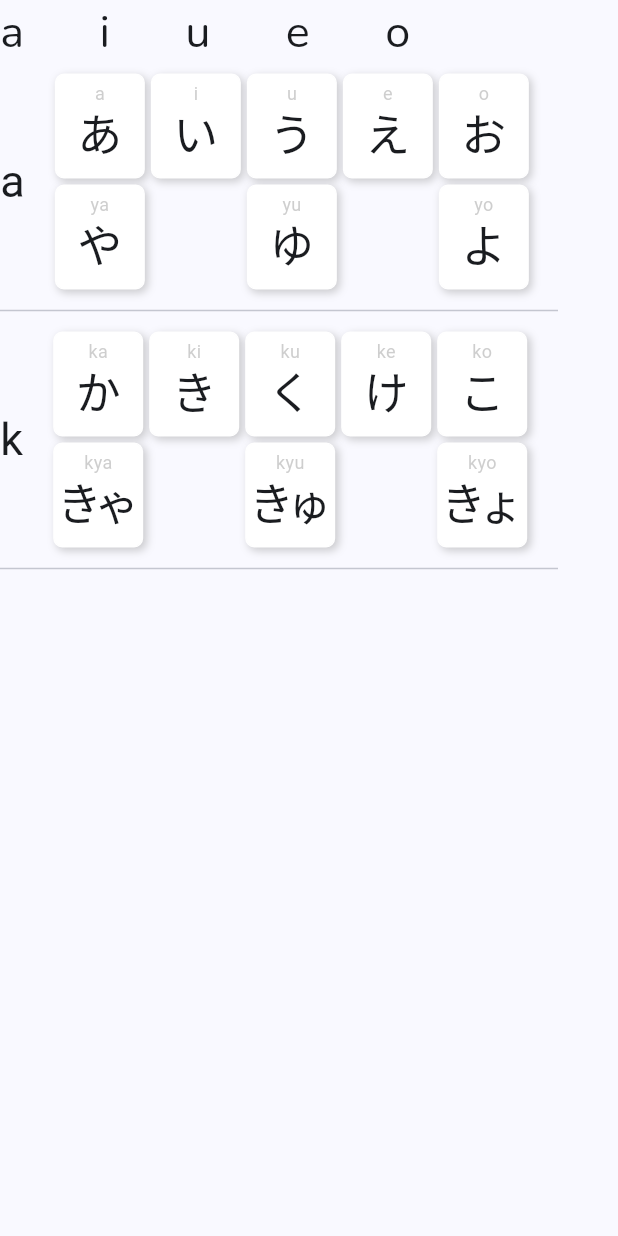
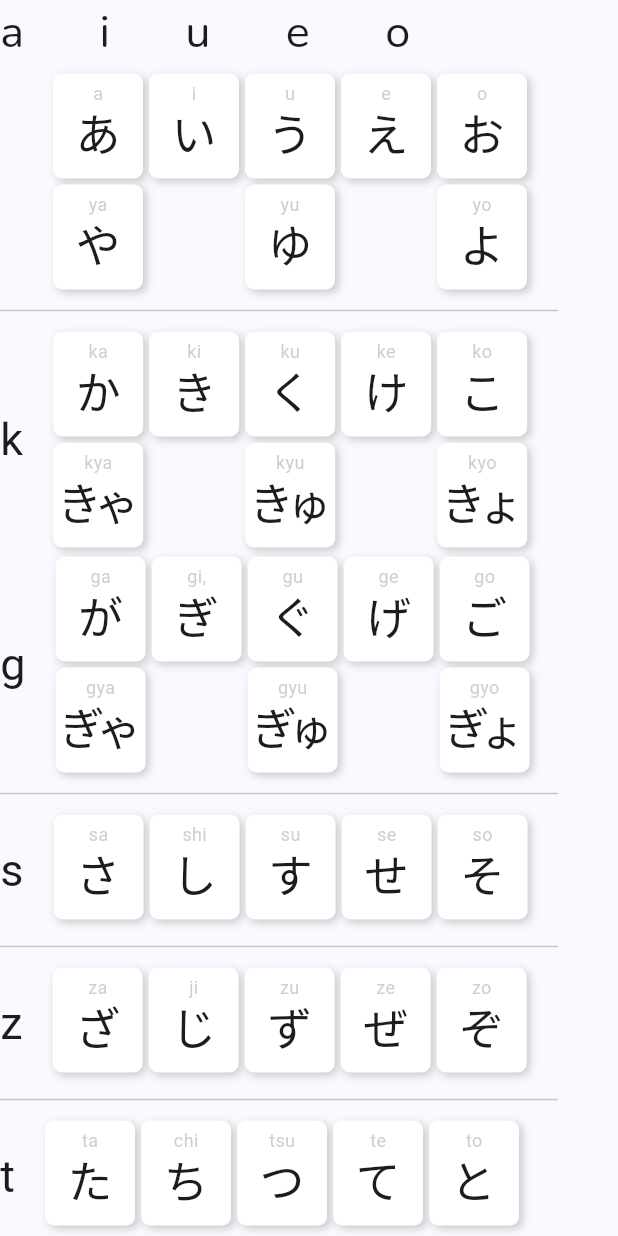
Before and after one commit to vitaliiboiko360/ltrainer, a Flutter app: the HiraganaTable screen opened directly, on a phone screen of 412 x 824 dp. Run offline on Flutter 3.47's test engine with Material 3 defaults, Android fonts, the phone set to English and light mode, and no system bars; our stand-ins replace flutter_animate, video_player; missing offline and left inert: pointer_interceptor, pointer_interceptor_web, scribble.

Commit message:
fill table data

```diff
--- a/lib/src/hiragana/hiragana_table.dart
+++ b/lib/src/hiragana/hiragana_table.dart
@@ -21,7 +21,7 @@ class _HiraganaTableState extends State<HiraganaTable> {
           children: <Widget>[
             TopHeader(),
             SoundBlock(
-              sound: 'a',
+              sound: '  ',
               hiraganaArray: ['あ', 'a', 'い', 'i', 'う', 'u', 'え', 'e', 'お', 'o'],
               hiraganaArraySecond: ['や', 'ya', 'ゆ', 'yu', 'よ', 'yo'],
             ),
@@ -42,64 +42,70 @@ class _HiraganaTableState extends State<HiraganaTable> {
               ],
               hiraganaArraySecond: ['きゃ', 'kya', 'きゅ', 'kyu', 'きょ', 'kyo'],
             ),
+            SoundBlock(
+              sound: 'g',
+              hiraganaArray: [
+                'が',
+                'ga',
+                'ぎ',
+                'gi,',
+                'ぐ',
+                'gu',
+                'げ',
+                'ge',
+                'ご',
+                'go',
+              ],
+              hiraganaArraySecond: ['ぎゃ', 'gya', 'ぎゅ', 'gyu', 'ぎょ', 'gyo'],
+            ),
             Divider(endIndent: 40),
-            // TableLine(hiraganaArray: makeHiraganaArray()),
-            // TableLine(hiraganaArray: makeHiraganaArray()),
-            // TableLine(
-            //   hiraganaArray: makeHiraganaArray([
-            //     'が',
-            //     'ga',
-            //     'ぎ',
-            //     'gi,',
-            //     'ぐ',
-            //     'gu',
-            //     'げ',
-            //     'ge',
-            //     'ご',
-            //     'go',
-            //   ]),
-            // ),
-            // TableLine(
-            //   hiraganaArray: makeHiraganaArray([
-            //     'さ',
-            //     'sa',
-            //     'し',
-            //     'shi',
-            //     'す',
-            //     'su',
-            //     'せ',
-            //     'se',
-            //     'そ',
-            //     'so',
-            //   ]),
-            // ),
-            // TableLine(
-            //   hiraganaArray: makeHiraganaArray([
-            //     'ざ',
-            //     'za',
-            //     'じ',
-            //     'ji',
-            //     'ず',
-            //     'zu',
-            //     'ぜ',
-            //     'ze',
-            //     'ぞ',
-            //     'zo',
-            //   ]),
-            // ),
-            // TableLine(
-            //   hiraganaArray: makeHiraganaArray([
-            //     'た',
-            //     'ta',
-            //     'ち',
-            //     'chi',
-            //     'つ',
-            //     'tsu',
-            //     'て',
-            //     'te',
-            //     'と',
-            //     'to',
-            //   ]),
+            SoundBlock(
+              sound: 's',
+              hiraganaArray: [
+                'さ',
+                'sa',
+                'し',
+                'shi',
+                'す',
+                'su',
+                'せ',
+                'se',
+                'そ',
+                'so',
+              ],
+            ),
+            Divider(endIndent: 40),
+            SoundBlock(
+              sound: 'z',
+              hiraganaArray: [
+                'ざ',
+                'za',
+                'じ',
+                'ji',
+                'ず',
+                'zu',
+                'ぜ',
+                'ze',
+                'ぞ',
+                'zo',
+              ],
+            ),
+            Divider(endIndent: 40),
+            SoundBlock(
+              sound: 't',
+              hiraganaArray: [
+                'た',
+                'ta',
+                'ち',
+                'chi',
+                'つ',
+                'tsu',
+                'て',
+                'te',
+                'と',
+                'to',
+              ],
+            ),
           ],
         ),
       ),
```
